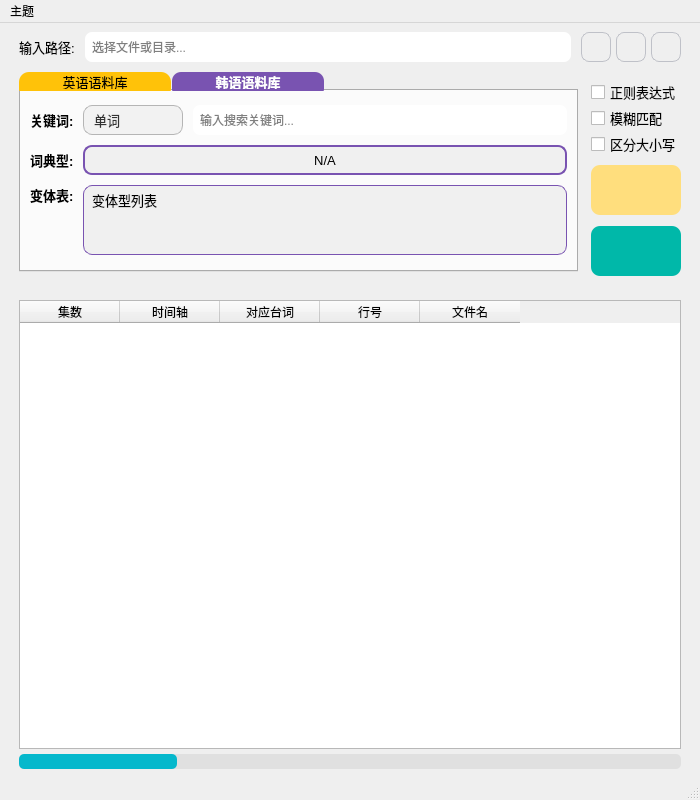
First picture: the form in gui/CorpusSearchTool.ui, repository jiedi720/CorpusSearchTool, before the edit.
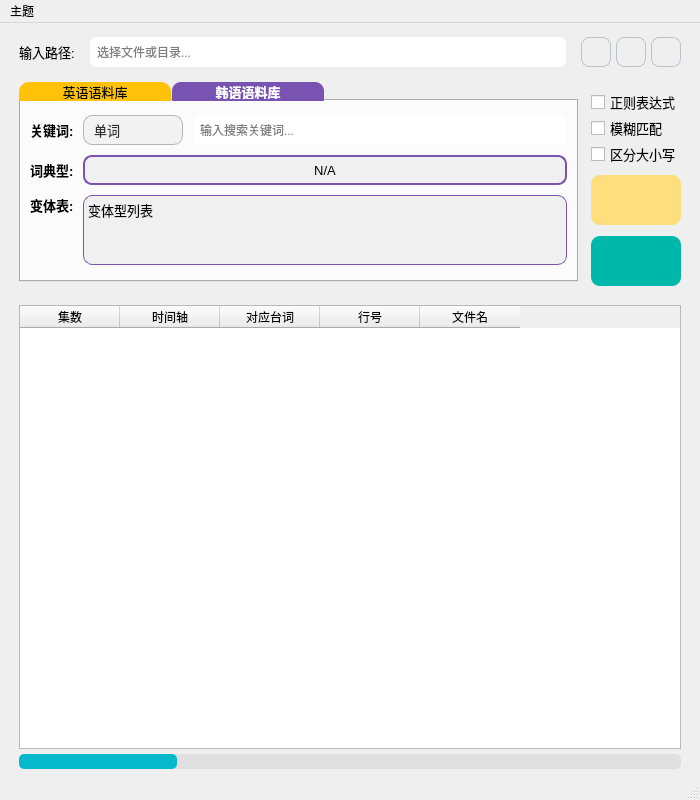
Second picture: the form after the edit. The open tabs and pages were chosen to show the change. Icons and pictures are not drawn.

What changed in the file:
```diff
--- a/gui/CorpusSearchTool.ui
+++ b/gui/CorpusSearchTool.ui
@@ -30,18 +30,21 @@
     <item>
      <layout class="QVBoxLayout" name="verticalLayout_9" stretch="1,5">
       <property name="spacing">
-       <number>15</number>
+       <number>10</number>
       </property>
       <property name="leftMargin">
        <number>10</number>
       </property>
+      <property name="topMargin">
+       <number>5</number>
+      </property>
       <property name="rightMargin">
        <number>10</number>
       </property>
       <item>
        <layout class="QVBoxLayout" name="verticalLayout_7">
         <property name="spacing">
-         <number>10</number>
+         <number>15</number>
         </property>
         <item>
          <layout class="QHBoxLayout" name="horizontalLayout_2">
@@ -954,13 +957,7 @@
     background-color: #f0f0f0;
     border: 1px solid #7953B1;
     border-radius: 9px;
-    padding: 1px 5px;
-}
-
-/* 拖拽悬浮时的特效样式 */
-QFrame[active=&quot;true&quot;] {
-    background-color: #e0d4f7;  /* 背景变成浅紫色，暗示可放入 */
-    border: 3px solid #9b72cf;  /* 边框加粗并亮化 */
+    padding: 1px 1px;
 }</string>
                       </property>
                       <property name="text">
```
Left out of the diff: 22 changed lines with no effect on the pictures.
